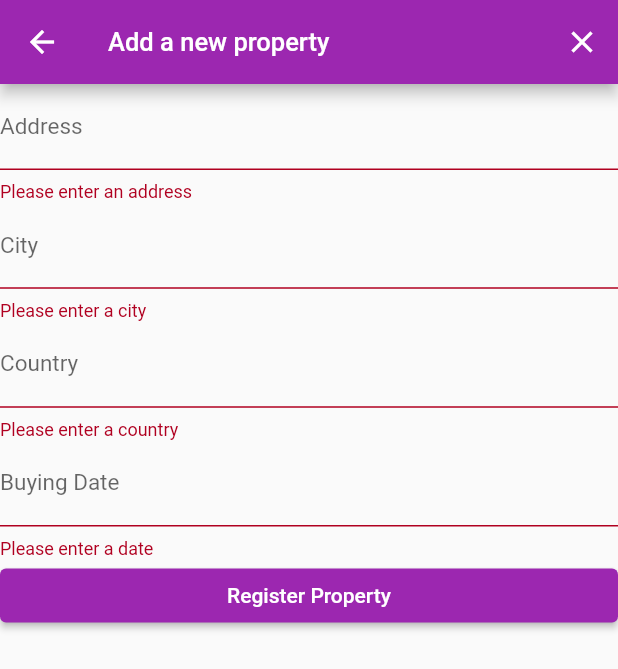
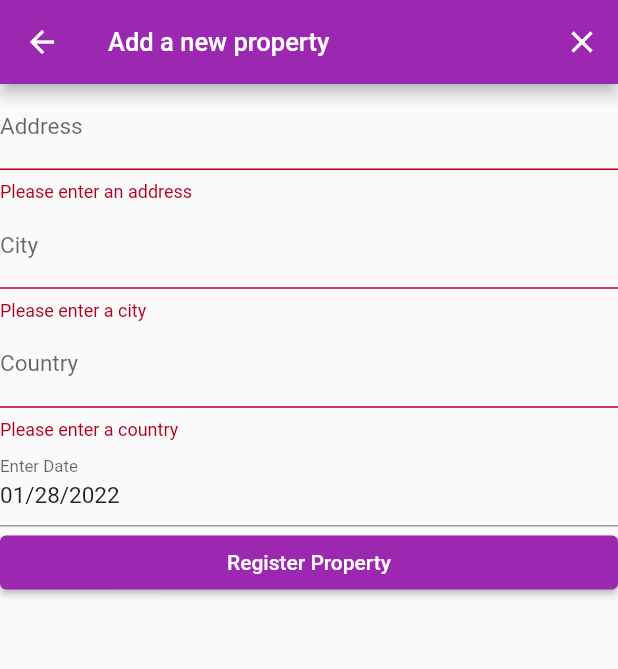
Before and after one commit to lasupernova/real_xstate, a Flutter app: the NewPropertyForm screen opened by its route, after a tap on "Register Property", on a phone screen of 412 x 824 dp. Shown: the top 669 px of the screen. Run offline on Flutter 3.47's test engine with Material 2 defaults, Android fonts, the phone set to English and light mode, and no system bars; our stand-ins replace getwidget; missing offline and left inert: dart:ffi.

Commit message:
implemented datepicker to form, in order to get DateTime info when needed (+avoid parsing of String to DateTime)

```diff
--- a/mobile_app/lib/screens/newPropertyForm_screen.dart
+++ b/mobile_app/lib/screens/newPropertyForm_screen.dart
@@ -30,7 +30,7 @@ class _NewPropertyFormState extends State<NewPropertyForm> {
         city: entryInfo["city"],
         state: "TEST",
         country: entryInfo["country"],
-        buyDate: DateTime(2021, 8, 13)));
+        buyDate: entryInfo["buydate"]));
   }
 
   @override
@@ -95,23 +95,31 @@ class _NewPropertyFormState extends State<NewPropertyForm> {
                 entryInfo["country"] = value;
               },
             ),
-            TextFormField(
-              validator: (value) {
-                if (value == null || value.isEmpty) {
-                  return 'Please enter a date';
-                }
-                return null;
-              },
-              textInputAction: TextInputAction.next,
-              decoration: InputDecoration(
-                labelText: "Buying Date",
-                hintText: "When did you buy this property...",
-              ),
-              keyboardType: TextInputType.datetime,
-              onSaved: (value) {
+            InputDatePickerFormField(
+              initialDate: DateTime.now(),
+              firstDate: DateTime(1950, 1, 1),
+              lastDate: DateTime.now().add(Duration(days: 31)),
+              onDateSaved: (value) {
                 entryInfo["buydate"] = value;
               },
             ),
+            // TextFormField(
+            //   validator: (value) {
+            //     if (value == null || value.isEmpty) {
+            //       return 'Please enter a date';
+            //     }
+            //     return null;
+            //   },
+            //   textInputAction: TextInputAction.next,
+            //   decoration: InputDecoration(
+            //     labelText: "Buying Date",
+            //     hintText: "When did you buy this property...",
+            //   ),
+            //   keyboardType: TextInputType.datetime,
+            //   onSaved: (value) {
+            //     entryInfo["buydate"] = value;
+            //   },
+            // ),
             ElevatedButton(
                 onPressed: () {
                   if (_formKey.currentState!.validate()) {
```
